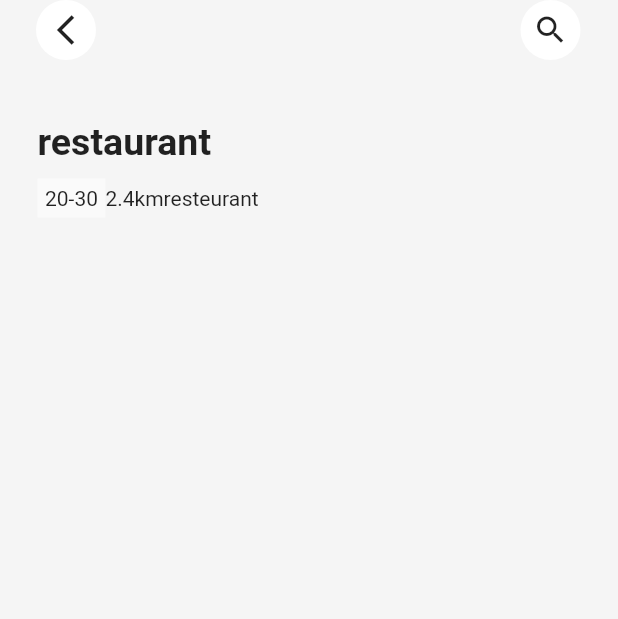
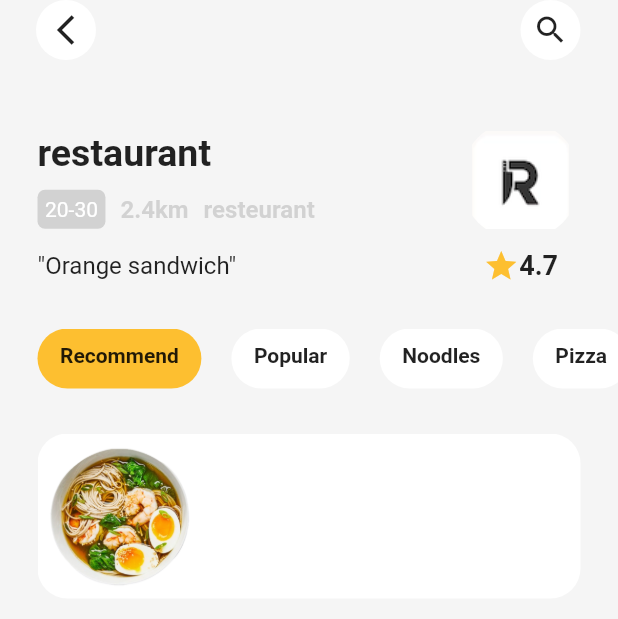
Before and after one commit to jamalraouj/menyou, a Flutter app: the screen it shows after launch, on a phone screen of 412 x 824 dp. Shown: the top 619 px of the screen. Run offline on Flutter 3.47's test engine with Material 2 defaults, Android fonts, the phone set to English and light mode, and no system bars.

Commit message:
adding food list

```diff
--- a/lib/models/food.dart
+++ b/lib/models/food.dart
@@ -29,7 +29,7 @@ class Food{
 
   static List<Food> generateRecommendFoods(){
     return[
-      Food("assets/images/dish.png",
+      Food("assets/images/dish1.png",
           "no1. in Sales",
           'Soba Soup',
           '50 min',
--- a/lib/models/restaurant.dart
+++ b/lib/models/restaurant.dart
@@ -28,6 +28,13 @@ class Restaurant{
         {
           "Recommend": Food.generateRecommendFoods(),
           "Popular": Food.generateRecommendFoods(),
+          "Noodles": Food.generateRecommendFoods(),
+          "Pizza": Food.generateRecommendFoods(),
+          "Noodles1": Food.generateRecommendFoods(),
+          "Noodles3": Food.generateRecommendFoods(),
+          "Noodles4": Food.generateRecommendFoods(),
+          "Noodles5": Food.generateRecommendFoods(),
+          "Noodles6": Food.generateRecommendFoods(),
 
         });
   }
--- a/lib/screens/home/home.dart
+++ b/lib/screens/home/home.dart
@@ -1,6 +1,9 @@
 import 'package:flutter/cupertino.dart';
 import 'package:flutter/material.dart';
 import 'package:menyou/constants/colors.dart';
+import 'package:menyou/models/restaurant.dart';
+import 'package:menyou/screens/home/widget/food_list.dart';
+import 'package:menyou/screens/home/widget/food_list_view.dart';
 import 'package:menyou/screens/home/widget/restaurant_info.dart';
 import 'package:menyou/widgets/custom_app_bar.dart';
 
@@ -13,7 +16,9 @@ class HomePage extends StatefulWidget {
 
 }
 class _HomePageState extends State<HomePage>{
-
+  var selected = 0;
+  final pageController = PageController();
+  final restaurant = Restaurant.generateRestaurant();
   @override
   Widget build(BuildContext context) {
     return Scaffold(
@@ -26,6 +31,25 @@ class _HomePageState extends State<HomePage>{
               Icons.search_outlined
             ),
             RestaurantInfo(),
+            FoodList(selected,
+                (int index){
+                    setState(() {
+                      selected = index;
+                    });
+                    pageController.jumpToPage(index);
+                }, restaurant),
+            Expanded(
+                child: FoodListView(
+                  selected,
+                    (int index){
+                    setState(() {
+                      selected = index;
+                    });
+                    },
+                  pageController,
+                  restaurant
+                )
+            )
           ],
           // child: Text('Home Page'),
 
--- /dev/null
+++ b/lib/screens/home/widget/food_item.dart
@@ -0,0 +1,34 @@
+import 'package:flutter/cupertino.dart';
+import 'package:flutter/material.dart';
+import 'package:menyou/models/food.dart';
+
+class FoodItem extends StatelessWidget {
+final Food food;
+
+FoodItem(this.food);
+
+  @override
+  Widget build(BuildContext context) {
+    return Container(
+      height: 110,
+      decoration: BoxDecoration(
+        color: Colors.white,
+        borderRadius: BorderRadius.circular(20)
+      ),
+      child: Row(
+        children: [
+          Container(
+            padding: EdgeInsets.all(5),
+            width: 110,
+            height: 110,
+            child: Image.asset(
+              food.imgUrl,fit: BoxFit.fitHeight,
+
+            ),
+          )
+        ],
+
+      ),
+    );
+  }
+}
--- /dev/null
+++ b/lib/screens/home/widget/food_list.dart
@@ -0,0 +1,45 @@
+import 'package:flutter/cupertino.dart';
+import 'package:flutter/material.dart';
+import 'package:menyou/constants/colors.dart';
+import 'package:menyou/models/restaurant.dart';
+
+class FoodList extends StatelessWidget {
+  final int selected;
+  final Function callback;
+  final Restaurant restaurant;
+
+  FoodList(this.selected, this.callback, this.restaurant);
+
+
+  @override
+  Widget build(BuildContext context) {
+    final category = restaurant.menu.keys.toList();
+    return Container(
+      height: 100,
+      padding: EdgeInsets.symmetric(vertical: 30),
+
+      child: ListView.separated(
+          padding: EdgeInsets.symmetric(horizontal: 25),
+          scrollDirection: Axis.horizontal,
+          itemBuilder:(context , index) => GestureDetector(
+            onTap: ()=>callback(index),
+            child: Container(
+              padding: EdgeInsets.symmetric(vertical: 10 , horizontal: 15),
+              decoration: BoxDecoration(
+                borderRadius: BorderRadius.circular(20),
+                color: selected == index ? kPrimaryColor : Colors.white,
+
+              ),
+              child: Text(
+                category[index],
+                style: TextStyle(
+                  fontWeight: FontWeight.bold,
+                ),
+              ),
+            ),
+          ),
+          separatorBuilder: (_,index)=>SizedBox(width: 20),
+          itemCount: category.length),
+    );
+  }
+}
--- /dev/null
+++ b/lib/screens/home/widget/food_list_view.dart
@@ -0,0 +1,36 @@
+import 'package:flutter/cupertino.dart';
+import 'package:menyou/models/restaurant.dart';
+import 'package:menyou/screens/home/widget/food_item.dart';
+
+class FoodListView extends StatelessWidget {
+  final int selected;
+  final Function callback;
+  final PageController pageController;
+  final Restaurant restaurant;
+
+  FoodListView(
+      this.selected, this.callback, this.pageController, this.restaurant);
+
+
+
+  @override
+  Widget build(BuildContext context) {
+    final category = restaurant.menu.keys.toList();
+    return Container(
+      padding: EdgeInsets.symmetric(horizontal: 25),
+      child: PageView(
+        controller: pageController,
+        onPageChanged: (index)=>callback(index),
+        children: category.map((e)=>
+              ListView.separated(
+              itemBuilder: (context , index)=>FoodItem(
+                restaurant.menu[category[selected]]![index]
+              ),
+              separatorBuilder: (_ , index)=>SizedBox(height: 15),
+              itemCount: restaurant.menu[category[selected]]!.length)).toList(),
+
+      ),
+    );
+  }
+
+}
--- a/lib/screens/home/widget/restaurant_info.dart
+++ b/lib/screens/home/widget/restaurant_info.dart
@@ -1,5 +1,6 @@
 import 'package:flutter/cupertino.dart';
 import 'package:flutter/material.dart';
+import 'package:menyou/constants/colors.dart';
 import 'package:menyou/models/restaurant.dart';
 
 class RestaurantInfo extends StatelessWidget{
@@ -30,16 +31,66 @@ class RestaurantInfo extends StatelessWidget{
                   Container(
                     padding: EdgeInsets.all(5),
                     decoration: BoxDecoration(
-                      color: Colors.grey.shade50
+                      color: Colors.grey.withOpacity(0.4),
+                      borderRadius: BorderRadius.circular(5)
                     ),
-                    child: Text(restaurant.waitTime)
+                    child: Text(
+                        restaurant.waitTime,
+                      style: TextStyle(
+                        color: Colors.white,
+                      ),
+                    )
                   ),
-                  Text(restaurant.distance),
-                  Text(restaurant.label),
-                ],)
+                  SizedBox(width: 10),
+                  Text(restaurant.distance,
+                  style: TextStyle(
+                    fontSize: 16,
+                    fontWeight: FontWeight.bold,
+                    color: Colors.grey.withOpacity(0.4)
+                  ),),
+                  SizedBox(width: 10),
+                  Text(restaurant.label,
+                      style: TextStyle(
+                          fontSize: 16,
+                          fontWeight: FontWeight.bold,
+                          color: Colors.grey.withOpacity(0.4)
+                      )),
+                ],
+                )
+
+              ],
+            ),
+            ClipRRect(
+              borderRadius: BorderRadius.circular(50),
+              child: Image.asset(restaurant.logoUrl,width: 80),
+
+            )
+          ],
+        ),
+        SizedBox(height: 5),
+        Row(
+          mainAxisAlignment: MainAxisAlignment.spaceBetween,
+          children: [
+            Text(
+                '"${restaurant.desc}"',
+                style: TextStyle(fontSize: 16),
+            ),
+            Row(
+              children: [
+                Icon(Icons.star_outlined,
+                color: kPrimaryColor),
+                Text(
+                  '${restaurant.score}',
+                  style: TextStyle(
+                    fontSize: 18,
+                    fontWeight: FontWeight.bold,
+                  ),
+                ),
+                SizedBox(width: 15)
 
               ],
             )
+
           ],
         )
       ],),
```
Also changed, not shown: 1 other file.
